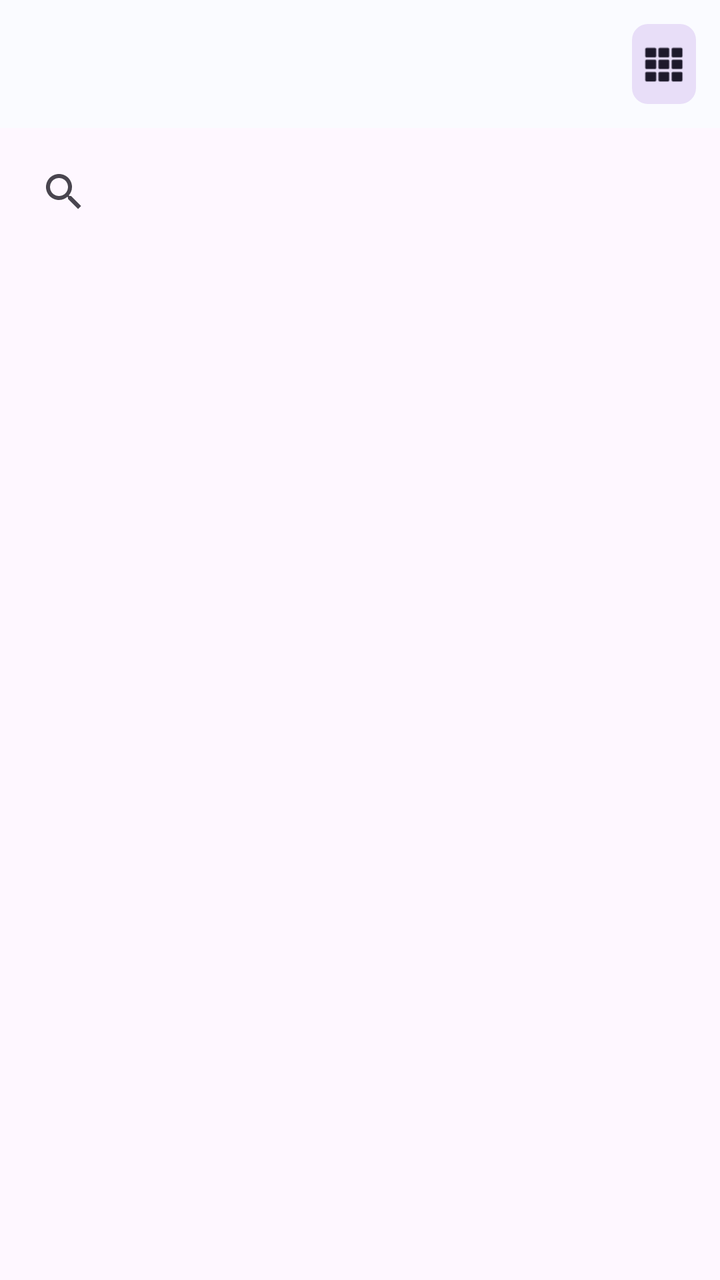
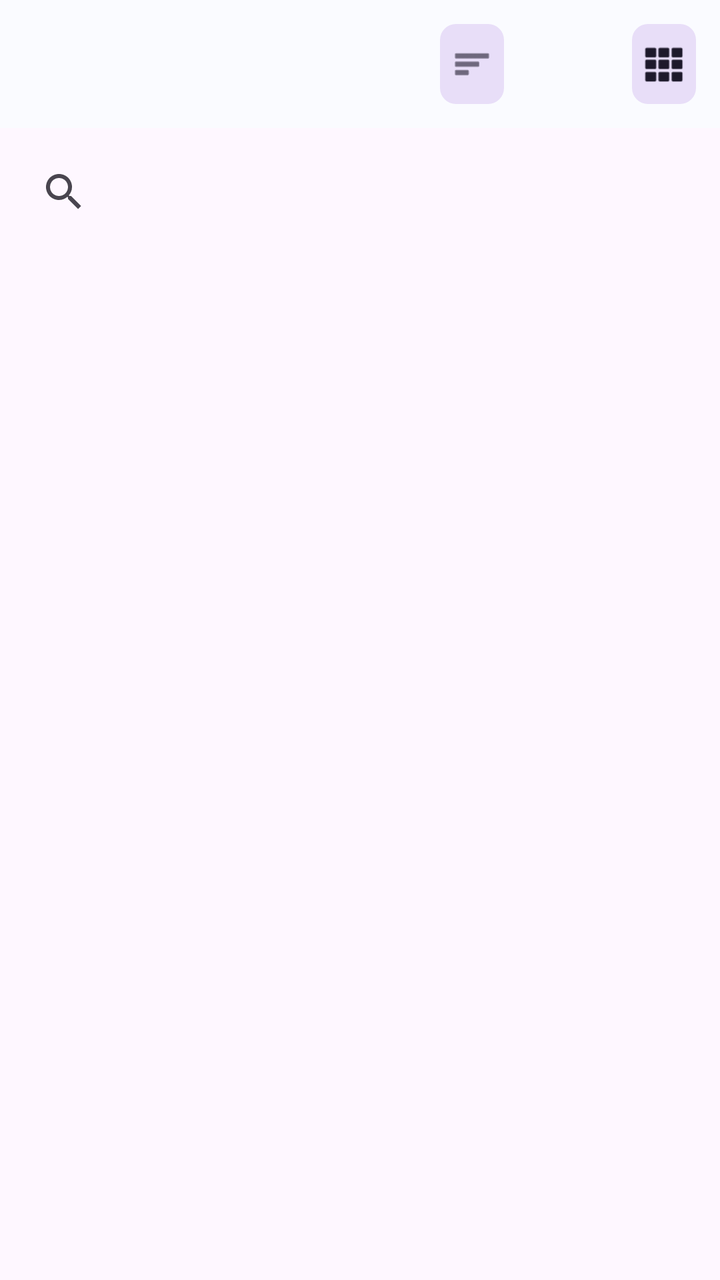

Compare the two renders of this Android layout. The source of the first and the diff that turns it into the second are given below.
<!-- AndroidManifest.xml: application theme Theme.CryptoTracker -->
<!-- res/layout/activity_search.xml -->
<?xml version="1.0" encoding="utf-8"?>
<LinearLayout
    xmlns:android="http://schemas.android.com/apk/res/android"
    xmlns:app="http://schemas.android.com/apk/res-auto"
    android:layout_width="match_parent"
    android:layout_height="match_parent"
    android:orientation="vertical">

    <com.google.android.material.appbar.AppBarLayout
        android:layout_width="match_parent"
        android:layout_height="wrap_content">

        <com.google.android.material.appbar.MaterialToolbar
            android:id="@+id/toolbar"
            android:layout_width="match_parent"
            android:layout_height="?attr/actionBarSize">

        <com.google.android.material.button.MaterialButton
            android:id="@+id/toggleViewButton"
            android:layout_width="40dp"
            android:layout_height="40dp"
            android:layout_gravity="end"
            android:layout_marginEnd="8dp"
            android:insetTop="0dp"
            android:insetBottom="0dp"
            app:icon="@android:drawable/ic_dialog_dialer"
            app:iconGravity="textStart"
            app:iconPadding="0dp"
            style="@style/Widget.Material3.Button.IconButton.Filled.Tonal"
            app:cornerRadius="8dp"/>

        </com.google.android.material.appbar.MaterialToolbar>

    </com.google.android.material.appbar.AppBarLayout>

    <SearchView
        android:id="@+id/searchView"
        android:layout_width="match_parent"
        android:layout_height="wrap_content"
        android:padding="8dp"
        android:queryHint="Search coins..."/>
    <androidx.recyclerview.widget.RecyclerView
        android:id="@+id/recyclerView"
        android:layout_width="match_parent"
        android:layout_height="match_parent"
        android:padding="4dp"/>
</LinearLayout>
<!-- resources referenced by this layout -->
<resources>
  <style name="Theme.CryptoTracker" parent="Theme.Material3.Light.NoActionBar">
    <item name="colorPrimary">@color/md_theme_primary</item>
    <item name="colorOnPrimary">@color/md_theme_onPrimary</item>
    <item name="colorPrimaryContainer">@color/md_theme_primaryContainer</item>
    <item name="colorOnPrimaryContainer">@color/md_theme_onPrimaryContainer</item>
    <item name="colorSecondary">@color/md_theme_secondary</item>
    <item name="colorOnSecondary">@color/md_theme_onSecondary</item>
    <item name="colorSurface">@color/md_theme_surface</item>
    <item name="colorOnSurface">@color/md_theme_onSurface</item>
    <item name="colorError">@color/md_theme_error</item>
   </style>
  <color name="md_theme_primary">#1B6EF3</color>
  <color name="md_theme_onPrimary">#FFFFFF</color>
  <color name="md_theme_primaryContainer">#D8E2FF</color>
  <color name="md_theme_onPrimaryContainer">#001A41</color>
  <color name="md_theme_secondary">#575E71</color>
  <color name="md_theme_onSecondary">#FFFFFF</color>
  <color name="md_theme_surface">#FAFBFF</color>
  <color name="md_theme_onSurface">#1A1B1F</color>
  <color name="md_theme_error">#BA1A1A</color>
</resources>

<!-- the commit's change to res/layout/activity_search.xml (unified diff, before → after) -->
@@ -29,6 +29,20 @@
             style="@style/Widget.Material3.Button.IconButton.Filled.Tonal"
             app:cornerRadius="8dp"/>
 
+            <com.google.android.material.button.MaterialButton
+                android:id="@+id/filterButton"
+                android:layout_width="40dp"
+                android:layout_height="40dp"
+                android:layout_gravity="end"
+                android:layout_marginEnd="56dp"
+                android:insetTop="0dp"
+                android:insetBottom="0dp"
+                app:icon="@android:drawable/ic_menu_sort_by_size"
+                app:iconGravity="textStart"
+                app:iconPadding="0dp"
+                style="@style/Widget.Material3.Button.IconButton.Filled.Tonal"
+                app:cornerRadius="8dp"/>
+
         </com.google.android.material.appbar.MaterialToolbar>
 
     </com.google.android.material.appbar.AppBarLayout>
